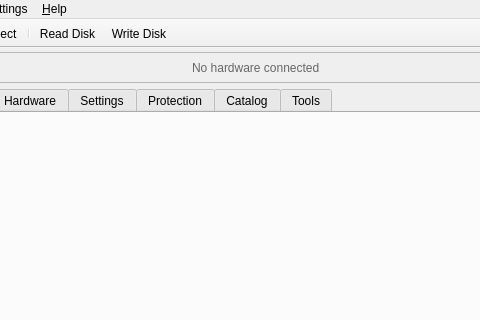
Before: the Qt Designer form forms/mainwindow.ui in Axel051171/UnifiedFloppyTool, drawn with Qt 5; both pictures show x 144 to 624 and y 0 to 320 of the 1000 by 780 pixel window.
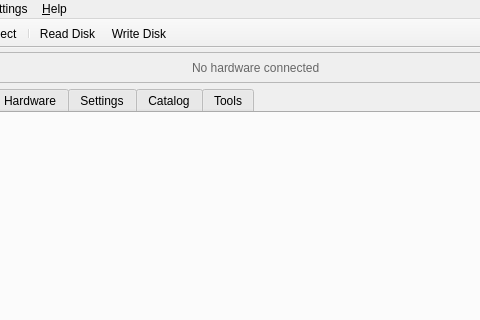
After: the same form once the commit is applied.

```diff
--- a/forms/mainwindow.ui
+++ b/forms/mainwindow.ui
@@ -56,7 +56,6 @@
       <widget class="QWidget" name="tab_status"><attribute name="title"><string>Status</string></attribute></widget>
       <widget class="QWidget" name="tab_hardware"><attribute name="title"><string>Hardware</string></attribute></widget>
       <widget class="QWidget" name="tab_format"><attribute name="title"><string>Settings</string></attribute></widget>
-      <widget class="QWidget" name="tab_protection"><attribute name="title"><string>Protection</string></attribute></widget>
       <widget class="QWidget" name="tab_catalog"><attribute name="title"><string>Catalog</string></attribute></widget>
       <widget class="QWidget" name="tab_tools"><attribute name="title"><string>Tools</string></attribute></widget>
      </widget>
```
